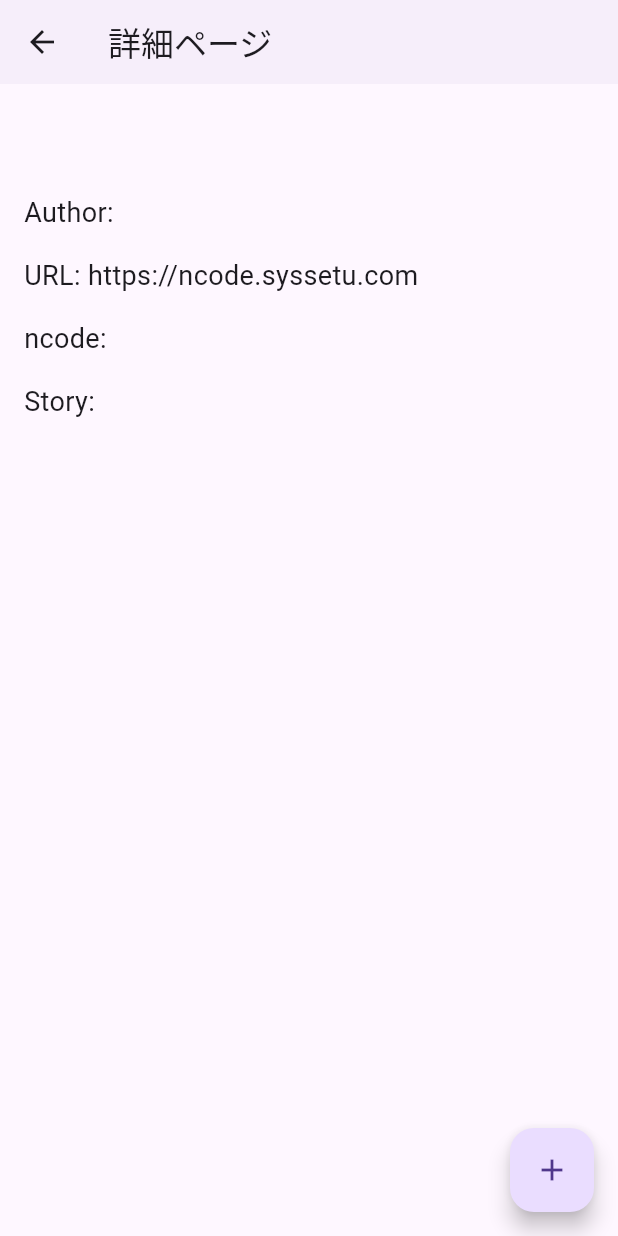
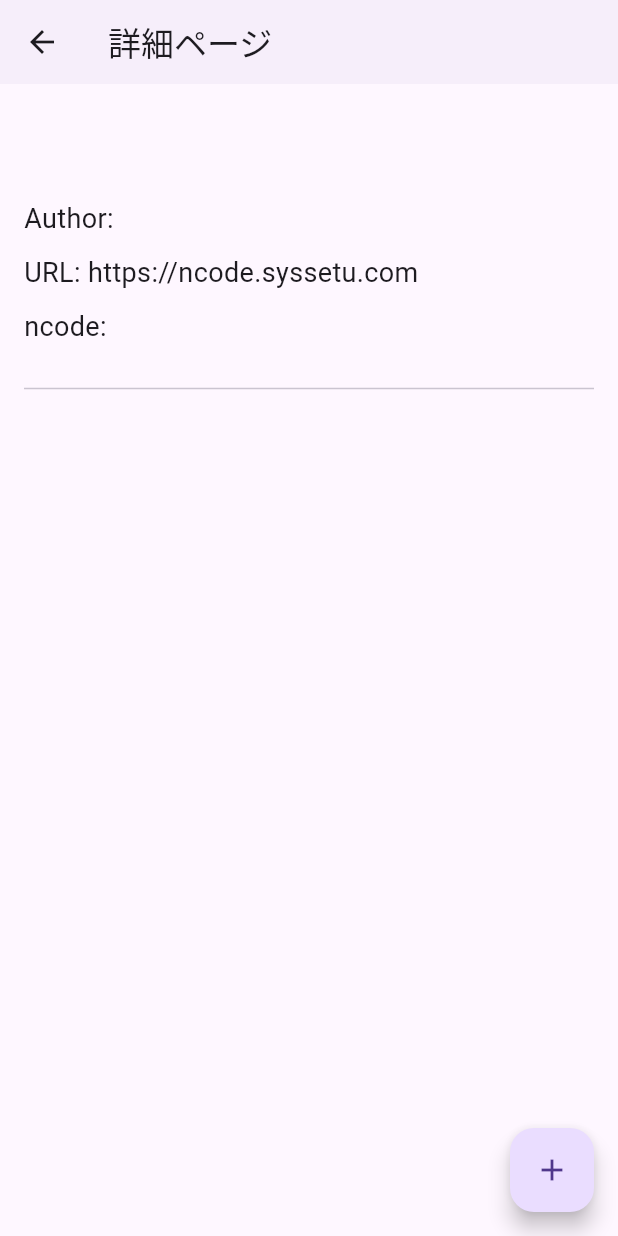
Before and after one commit to 54-xenon/NarouReader, a Flutter app: the Detailpage screen opened directly with empty values, on a phone screen of 412 x 824 dp. Run offline on Flutter 3.47's test engine with Material 3 defaults, Android fonts, the phone set to English and light mode, and no system bars; our stand-ins replace flutter_riverpod, flutter_slidable, sqflite; accounts and stored records are empty.

Commit message:
UIの改善

```diff
--- a/lib/screens/detailPage.dart
+++ b/lib/screens/detailPage.dart
@@ -55,24 +55,25 @@ class _DetailpageState extends State<Detailpage> {
               widget.novel.title,
               style: const TextStyle(fontSize: 24, fontWeight: FontWeight.bold),
             ),
-            const SizedBox(height: 16),
+            const SizedBox(height: 20),
             SelectableText(
               'Author: ${widget.novel.writer}',
               style: const TextStyle(fontSize: 18),
             ),
-            const SizedBox(height: 16),
+            const SizedBox(height: 10),
             SelectableText(
               'URL: https://ncode.syssetu.com${widget.novel.ncode}',
               style: const TextStyle(fontSize: 18),
             ),
-            const SizedBox(height: 16),
+            const SizedBox(height: 10),
             SelectableText(
               'ncode: ${widget.novel.ncode}',
               style: const TextStyle(fontSize: 18),
             ),
-            const SizedBox(height: 16),
+            const SizedBox(height: 20),
+            const Divider(),
             SelectableText(
-              'Story: ${widget.novel.story}',
+              widget.novel.story,
               style: const TextStyle(fontSize: 18),
             ),
           ],
--- a/lib/screens/savedList_screen.dart
+++ b/lib/screens/savedList_screen.dart
@@ -48,7 +48,8 @@ class _savedListPageState extends State<savedListPage> {
               child: Text('No items found.'),
             );
           } else {
-            return ListView.builder(
+            return ListView.separated(
+              separatorBuilder: (context, index) => const Divider(),
               itemCount: snapshot.data!.length,
               itemBuilder: (context, index) {
                 final item = snapshot.data![index];
--- a/lib/screens/settings_page.dart
+++ b/lib/screens/settings_page.dart
@@ -48,6 +48,11 @@ class _SettingsPageState extends State<SettingsPage> {
               }
             },
           ),
+          SettingsTile(
+            titleText: "チュートリアルを表示",
+            subtitleText: "使い方と新機能の説明",
+            onPressed: () {},
+          ),
         ],
       ),
     );
```
Also changed, not shown: lib/screens/savedlistscreen_detailPage.dart (+4 -3 lines).
